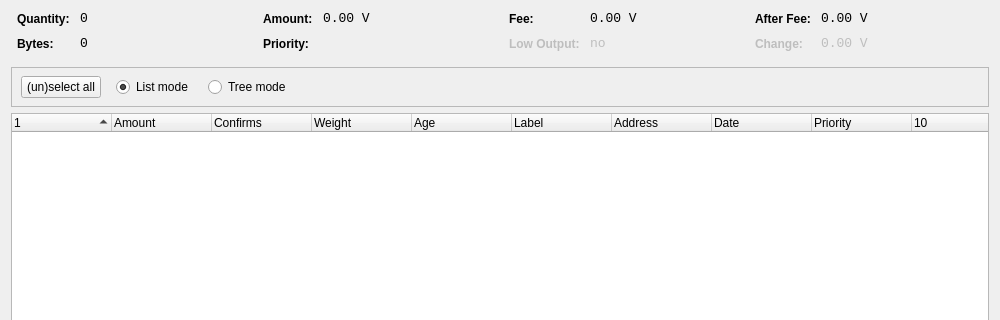
First picture: the form in src/qt/forms/coincontroldialog.ui, repository noise23/version, before the edit; both pictures show x 0 to 1000 and y 0 to 320 of the 1000 by 500 pixel window.
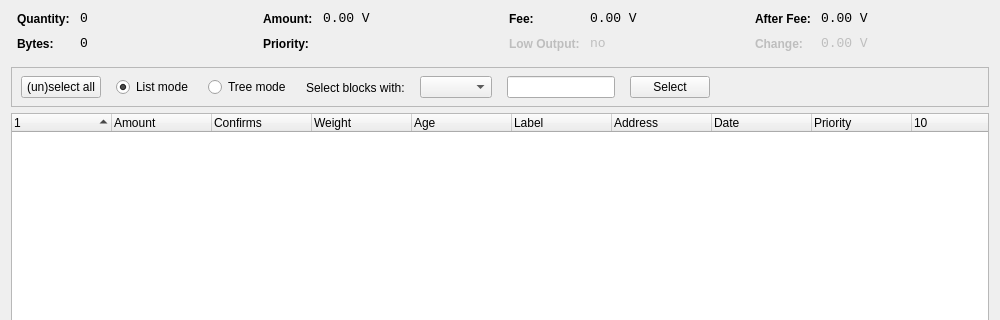
Second picture: the form after the edit. Custom widgets are drawn as their Qt base class.

Commit message: Add coin control filter combo box

Patch:
```diff
--- a/src/qt/forms/coincontroldialog.ui
+++ b/src/qt/forms/coincontroldialog.ui
@@ -379,7 +379,7 @@
         <height>41</height>
        </rect>
       </property>
-      <layout class="QHBoxLayout" name="horizontalLayoutPanel" stretch="0,0,0,0,0">
+      <layout class="QHBoxLayout" name="horizontalLayoutPanel" stretch="0,0,0,0,0,0,0,0,0">
        <property name="spacing">
         <number>15</number>
        </property>
@@ -433,6 +433,45 @@
         </widget>
        </item>
 -->
+          <item>
+           <widget class="QLabel" name="labelSelectBlocksWith">
+            <property name="text">
+             <string>Select blocks with:</string>
+            </property>
+               <property name="leftMargin">
+                <number>14</number>
+               </property>
+           </widget>
+          </item>
+       <item> 
+        <widget class="QComboBox" name="QComboBoxFilterCoins"/> 
+       </item> 
+       <item> 
+	   <widget class="QLineEdit" name="lineEditCustomCC"> 
+         <property name="enabled"> 
+          <bool>true</bool> 
+         </property> 
+         <property name="sizePolicy"> 
+          <sizepolicy hsizetype="Fixed" vsizetype="Fixed"> 
+           <horstretch>0</horstretch> 
+           <verstretch>0</verstretch> 
+          </sizepolicy> 
+         </property> 
+         <property name="baseSize"> 
+          <size> 
+           <width>50</width> 
+           <height>0</height> 
+          </size> 
+         </property> 
+        </widget> 
+       </item> 
+        <item> 
+        <widget class="QPushButton" name="pushButtonCustomCC"> 
+         <property name="text"> 
+          <string>Select</string> 
+         </property> 
+        </widget> 
+       </item> 	   
        <item>
         <spacer name="horizontalSpacer">
          <property name="orientation">
```
The commit also changes 2 other files.
